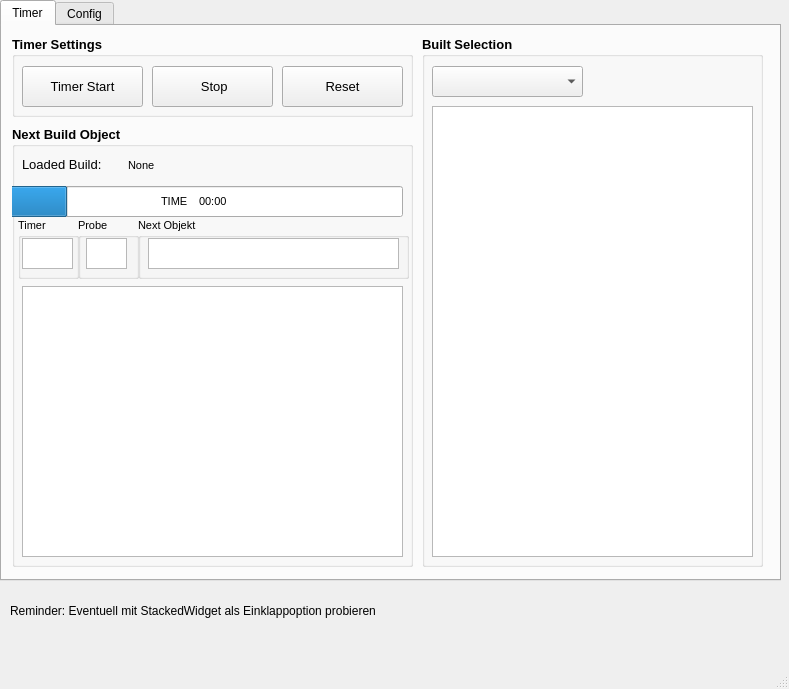
Qt form GUI/GUI.ui (Vertunis/StarCraft2-Build-Timer) before a commit.
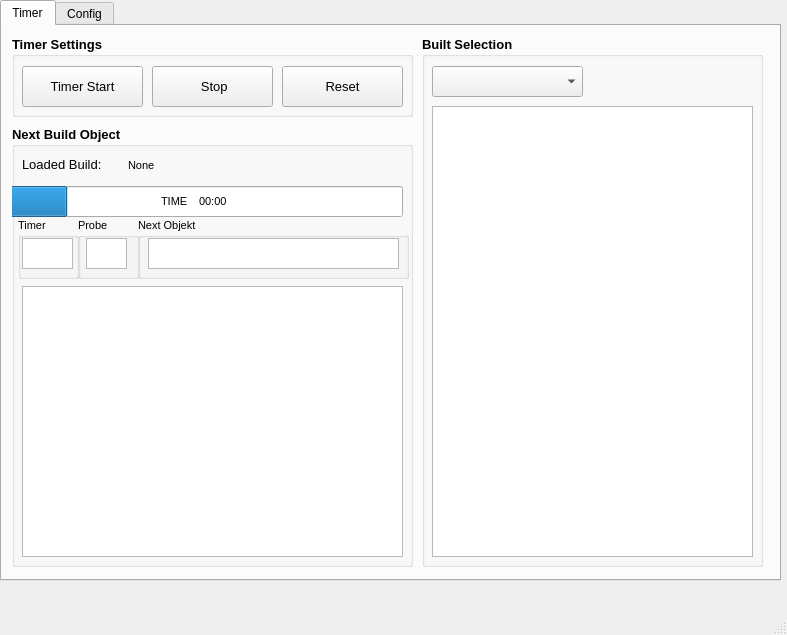
The same form after that commit.

Commit message: Version V 1.0.0: Release 1.0

```diff
--- a/GUI/GUI.ui
+++ b/GUI/GUI.ui
@@ -6,8 +6,8 @@
    <rect>
     <x>0</x>
     <y>0</y>
-    <width>789</width>
-    <height>689</height>
+    <width>787</width>
+    <height>635</height>
    </rect>
   </property>
   <property name="windowTitle">
@@ -421,19 +421,6 @@
      </attribute>
     </widget>
    </widget>
-   <widget class="QLabel" name="label">
-    <property name="geometry">
-     <rect>
-      <x>10</x>
-      <y>590</y>
-      <width>411</width>
-      <height>41</height>
-     </rect>
-    </property>
-    <property name="text">
-     <string>Reminder: Eventuell mit StackedWidget als Einklappoption probieren</string>
-    </property>
-   </widget>
   </widget>
   <widget class="QMenuBar" name="menubar">
    <property name="geometry">
```
Left out of the diff: 2 changed lines with no effect on the pictures. The commit also changes 2 other files.
